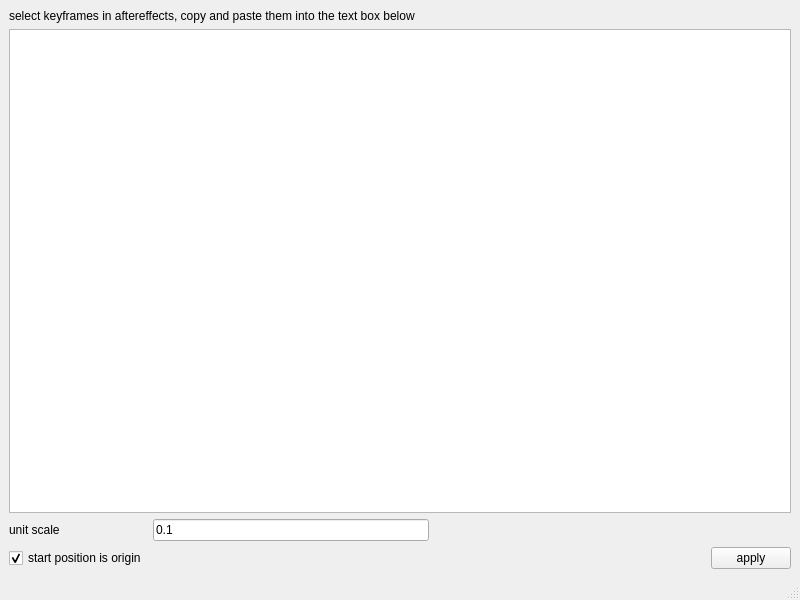
Before: the Qt Designer form scripts/jt_copy_ae_positions.ui in jonathantopf/jt_tools, drawn with Qt 5.
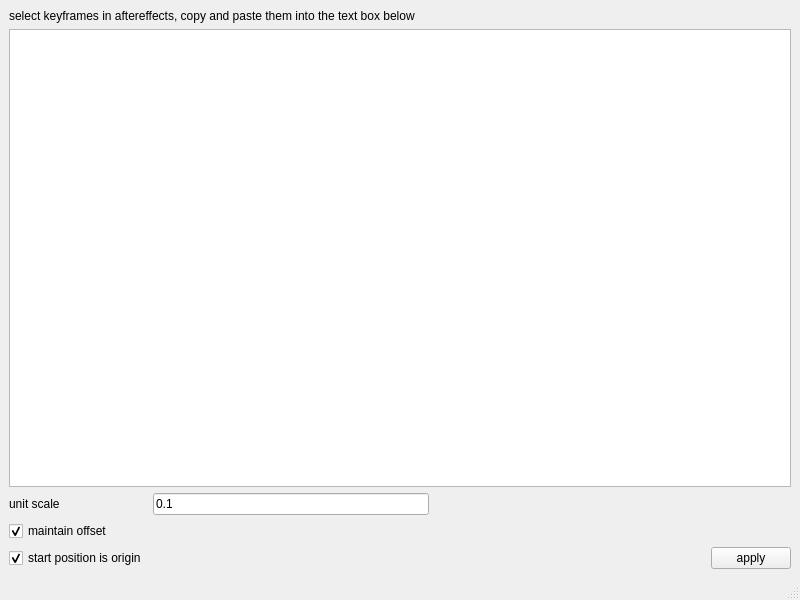
After: the same form once the commit is applied.

Commit message: jt_copy_ae_positions: added 'maintain_offset' option whilst copying positions

```diff
--- a/scripts/jt_copy_ae_positions.ui
+++ b/scripts/jt_copy_ae_positions.ui
@@ -27,7 +27,7 @@
     </item>
     <item>
      <layout class="QGridLayout" name="gridLayout">
-      <item row="2" column="3">
+      <item row="3" column="3">
        <widget class="QPushButton" name="pushButton">
         <property name="text">
          <string>apply</string>
@@ -37,7 +37,7 @@
         </property>
        </widget>
       </item>
-      <item row="2" column="0">
+      <item row="3" column="0">
        <widget class="QCheckBox" name="jt_copy_ae_positions_start_is_origin_check">
         <property name="text">
          <string>start position is origin</string>
@@ -61,7 +61,7 @@
         </property>
        </widget>
       </item>
-      <item row="2" column="2">
+      <item row="3" column="2">
        <spacer name="horizontalSpacer_3">
         <property name="orientation">
          <enum>Qt::Horizontal</enum>
@@ -74,6 +74,16 @@
         </property>
        </spacer>
       </item>
+      <item row="2" column="0">
+       <widget class="QCheckBox" name="jt_copy_ae_positions_maintain_offset">
+        <property name="text">
+         <string>maintain offset</string>
+        </property>
+        <property name="checked">
+         <bool>true</bool>
+        </property>
+       </widget>
+      </item>
      </layout>
     </item>
    </layout>
```
The commit also changes 1 other file.
